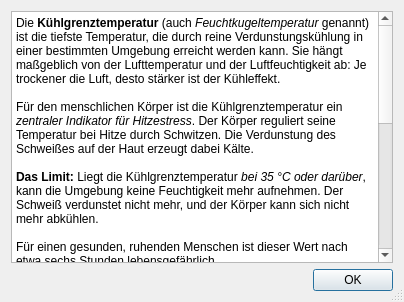
This is helpdialog.ui in mbergmann-sh/BulbTempCalc as Qt 5 draws it before an edit. The edited form follows.
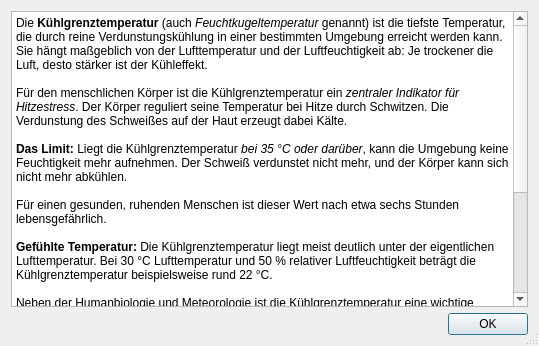
This is the edited form.

Commit message: Changed TextEdit widget to 'read-only'

Patch:
```diff
--- a/helpdialog.ui
+++ b/helpdialog.ui
@@ -9,8 +9,8 @@
    <rect>
     <x>0</x>
     <y>0</y>
-    <width>400</width>
-    <height>301</height>
+    <width>539</width>
+    <height>346</height>
    </rect>
   </property>
   <property name="windowTitle">
@@ -79,7 +79,7 @@
 &lt;p style=&quot; margin-top:0px; margin-bottom:0px; margin-left:0px; margin-right:0px; -qt-block-indent:0; text-indent:0px;&quot;&gt;&lt;span style=&quot; font-family:'Segoe UI';&quot;&gt;Die im Programm verwendete &lt;/span&gt;&lt;a href=&quot;https://de.wikipedia.org/wiki/K%C3%BChlgrenztemperatur&quot;&gt;&lt;span style=&quot; font-family:'Segoe UI'; text-decoration: underline; color:#1f9b5d;&quot;&gt;Stull-Formel &lt;/span&gt;&lt;/a&gt;&lt;span style=&quot; font-family:'Segoe UI';&quot;&gt;gilt für Lufttemperaturen zwischen -20 °C und 50 °C sowie einer relativen Luftfeuchtigkeit zwischen 5 % und 99 % bei normalem Luftdruck.&lt;/span&gt;&lt;/p&gt;
 &lt;p style=&quot;-qt-paragraph-type:empty; margin-top:0px; margin-bottom:0px; margin-left:0px; margin-right:0px; -qt-block-indent:0; text-indent:0px; font-family:'Segoe UI';&quot;&gt;&lt;br /&gt;&lt;/p&gt;
 &lt;p style=&quot;-qt-paragraph-type:empty; margin-top:0px; margin-bottom:0px; margin-left:0px; margin-right:0px; -qt-block-indent:0; text-indent:0px; font-family:'Segoe UI';&quot;&gt;&lt;br /&gt;&lt;/p&gt;
-&lt;p style=&quot;-qt-paragraph-type:empty; margin-top:0px; margin-bottom:0px; margin-left:0px; margin-right:0px; -qt-block-indent:0; text-indent:0px; font-family:'Segoe UI';&quot;&gt;&lt;br /&gt;&lt;/p&gt;
+&lt;p style=&quot; margin-top:0px; margin-bottom:0px; margin-left:0px; margin-right:0px; -qt-block-indent:0; text-indent:0px;&quot;&gt;&lt;a href=&quot;https://mbergmann-sh.de&quot;&gt;&lt;span style=&quot; text-decoration: underline; color:#1f9b5d;&quot;&gt;Homepage: https://mbergmann-sh.de&lt;/span&gt;&lt;/a&gt;&lt;/p&gt;
 &lt;p style=&quot;-qt-paragraph-type:empty; margin-top:0px; margin-bottom:0px; margin-left:0px; margin-right:0px; -qt-block-indent:0; text-indent:0px; font-family:'Segoe UI';&quot;&gt;&lt;br /&gt;&lt;/p&gt;
 &lt;p style=&quot;-qt-paragraph-type:empty; margin-top:0px; margin-bottom:0px; margin-left:0px; margin-right:0px; -qt-block-indent:0; text-indent:0px; font-family:'Segoe UI';&quot;&gt;&lt;br /&gt;&lt;/p&gt;&lt;/body&gt;&lt;/html&gt;</string>
      </property>
```
Left out of the diff: 26 changed lines with no effect on the pictures.
